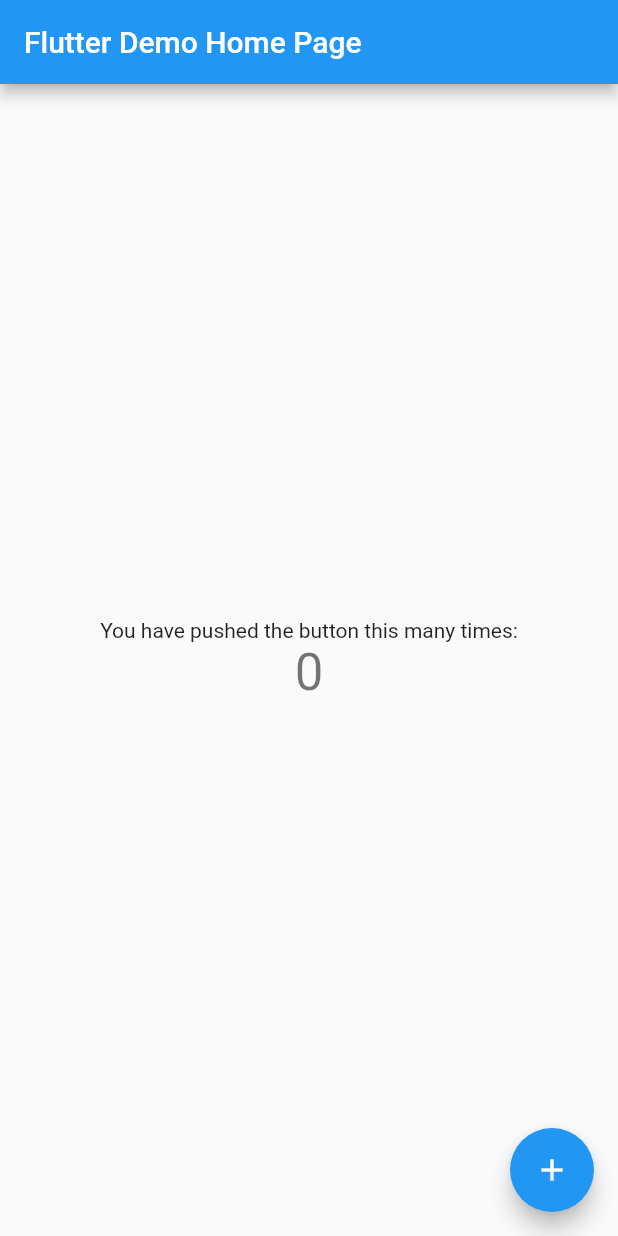
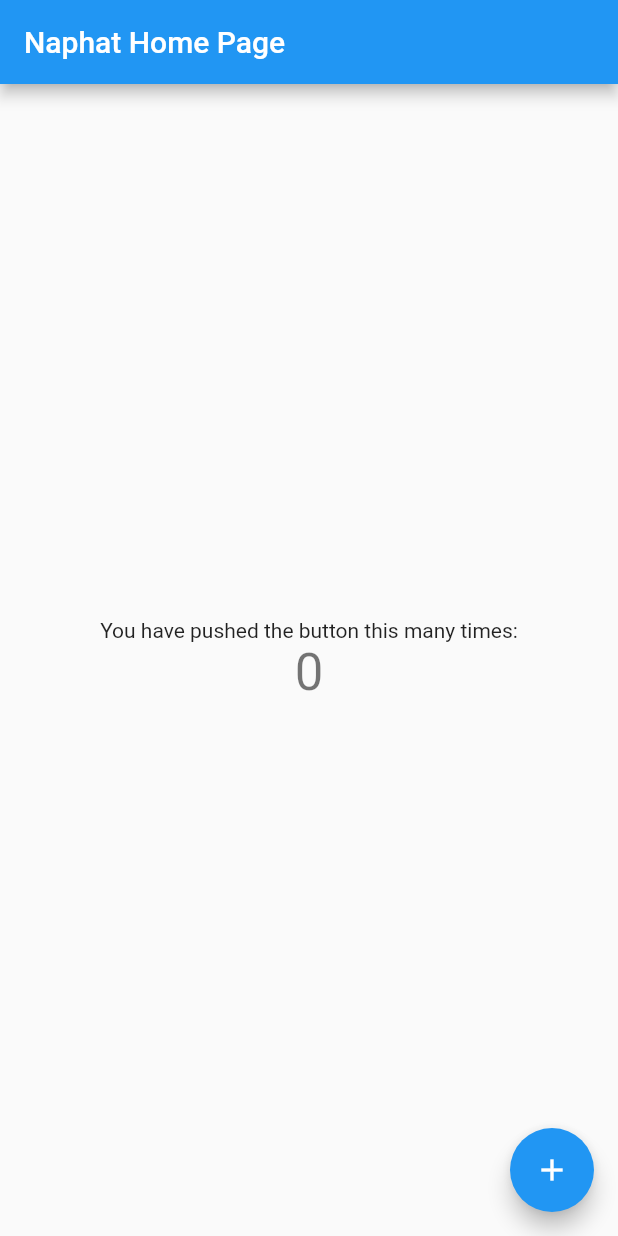
Before and after one commit to phatree/flutter_116, a Flutter app: the screen it shows after launch, on a phone screen of 412 x 824 dp. Run offline on Flutter 3.47's test engine with Material 2 defaults, Android fonts, the phone set to English and light mode, and no system bars.

Commit message:
update title

```diff
--- a/lib/main.dart
+++ b/lib/main.dart
@@ -24,7 +24,7 @@ class MyApp extends StatelessWidget {
         // is not restarted.
         primarySwatch: Colors.blue,
       ),
-      home: const MyHomePage(title: 'Flutter Demo Home Page'),
+      home: const MyHomePage(title: 'Naphat Home Page'),
     );
   }
 }
```
